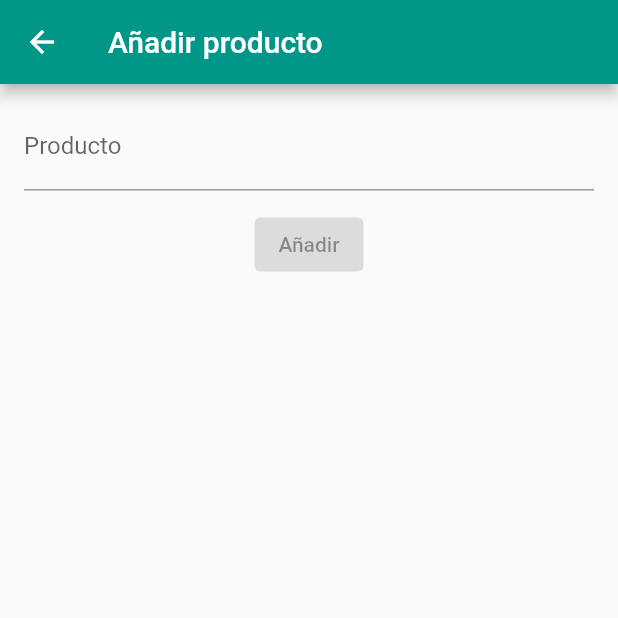
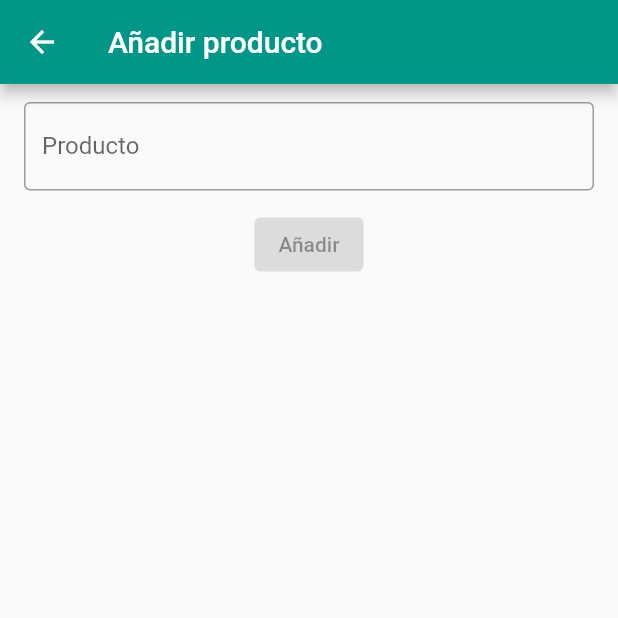
Before and after one commit to dbenitez-bcn/sharly, a Flutter app: the NewProductPage screen opened by its route, on a phone screen of 412 x 824 dp, the top half of it. Run offline on Flutter 3.47's test engine with Material 2 defaults, Android fonts, the light colour scheme and no system bars; our stand-ins replace bloc, cloud_firestore, dartz, equatable, firebase_auth, firebase_core and 1 more; accounts and stored records are empty; network calls fail; statements that could not run were skipped.

Commit message:
change new product text field

```diff
--- a/lib/presentation/pages/new_product_page.dart
+++ b/lib/presentation/pages/new_product_page.dart
@@ -5,6 +5,22 @@ import 'package:sharlyapp/presentation/blocs/list/list_bloc.dart';
 
 class NewProductPage extends StatelessWidget {
   final TextEditingController _titleTextField = TextEditingController();
+
+  void _addProduct(BuildContext context) {
+    final id = (BlocProvider.of<ListBloc>(context).state
+    as ListSelectSuccess)
+        .currentList
+        .id;
+    FirebaseFirestore.instance
+        .collection("lists")
+        .doc(id)
+        .update({
+      "products": FieldValue.arrayUnion([
+        {"title": _titleTextField.value.text}
+      ])
+    });
+    Navigator.pop(context);
+  }
 
   @override
   Widget build(BuildContext context) {
@@ -18,7 +34,10 @@ class NewProductPage extends StatelessWidget {
               padding: const EdgeInsets.symmetric(vertical: 12.0),
               child: TextField(
                 controller: _titleTextField,
-                decoration: const InputDecoration(labelText: "Producto"),
+                decoration: const InputDecoration(
+                  border: OutlineInputBorder(),
+                  labelText: "Producto",
+                ),
               ),
             ),
             ValueListenableBuilder<TextEditingValue>(
@@ -26,21 +45,7 @@ class NewProductPage extends StatelessWidget {
               builder: (context, value, child) {
                 return ElevatedButton(
                   onPressed: value.text.isNotEmpty
-                      ? () {
-                          final id = (BlocProvider.of<ListBloc>(context).state
-                                  as ListSelectSuccess)
-                              .currentList
-                              .id;
-                          FirebaseFirestore.instance
-                              .collection("lists")
-                              .doc(id)
-                              .update({
-                            "products": FieldValue.arrayUnion([
-                              {"title": _titleTextField.value.text}
-                            ])
-                          });
-                          Navigator.pop(context);
-                        }
+                      ? () => _addProduct(context)
                       : null,
                   child: const Text("Añadir"),
                 );
```
